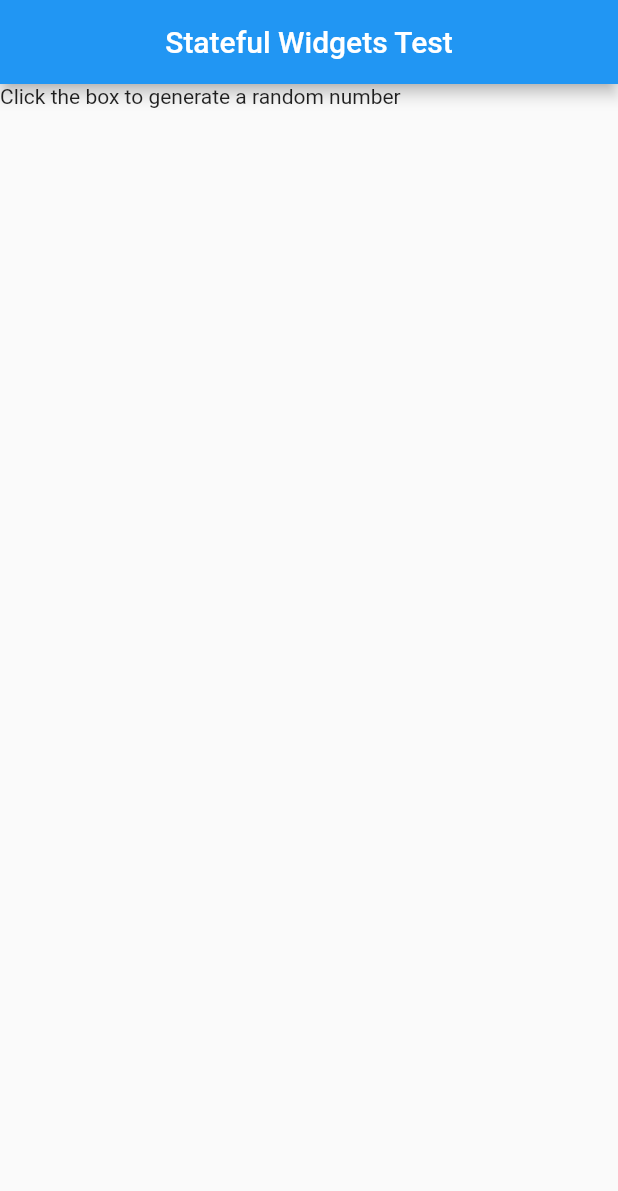
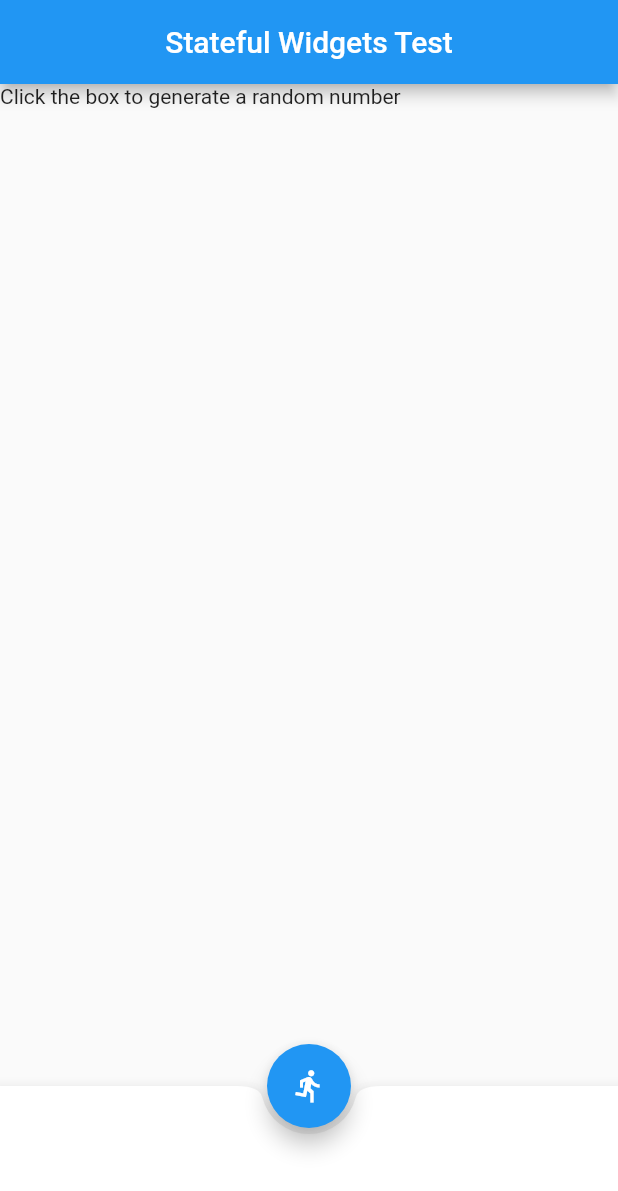
Before and after one commit to Ezeko/firstFlutterApp, a Flutter app: the screen it shows after launch, on a phone screen of 412 x 824 dp. Shown: the top 1191 px of the screen. Run offline on Flutter 3.47's test engine with Material 2 defaults, Android fonts, the phone set to English and light mode, and no system bars.

```diff
--- a/lib/src/learnStateful.dart
+++ b/lib/src/learnStateful.dart
@@ -1,4 +1,5 @@
 import 'package:flutter/material.dart';
+import 'dart:math';
 
 class LearnStateful extends StatefulWidget {
   @override
@@ -23,6 +24,25 @@ class _LearnStatefulState extends State<LearnStateful> {
             clicked > 0 ? Text('$number was generated') : Text(''),
           ],
         ),
+        floatingActionButton: FloatingActionButton(
+          onPressed: () {
+            print('clicked');
+            var rng = new Random();
+            setState(() {
+              number = rng.nextInt(100);
+              clicked += 1;
+            });
+          },
+          tooltip: 'Random number generator',
+          child: Icon(Icons.directions_run),
+        ),
+        floatingActionButtonLocation: FloatingActionButtonLocation.centerDocked,
+        bottomNavigationBar: BottomAppBar(
+            shape: CircularNotchedRectangle(),
+            child: Container(
+              height: 100.0,
+            ),
+          ),
       ),
     );
   }
```
